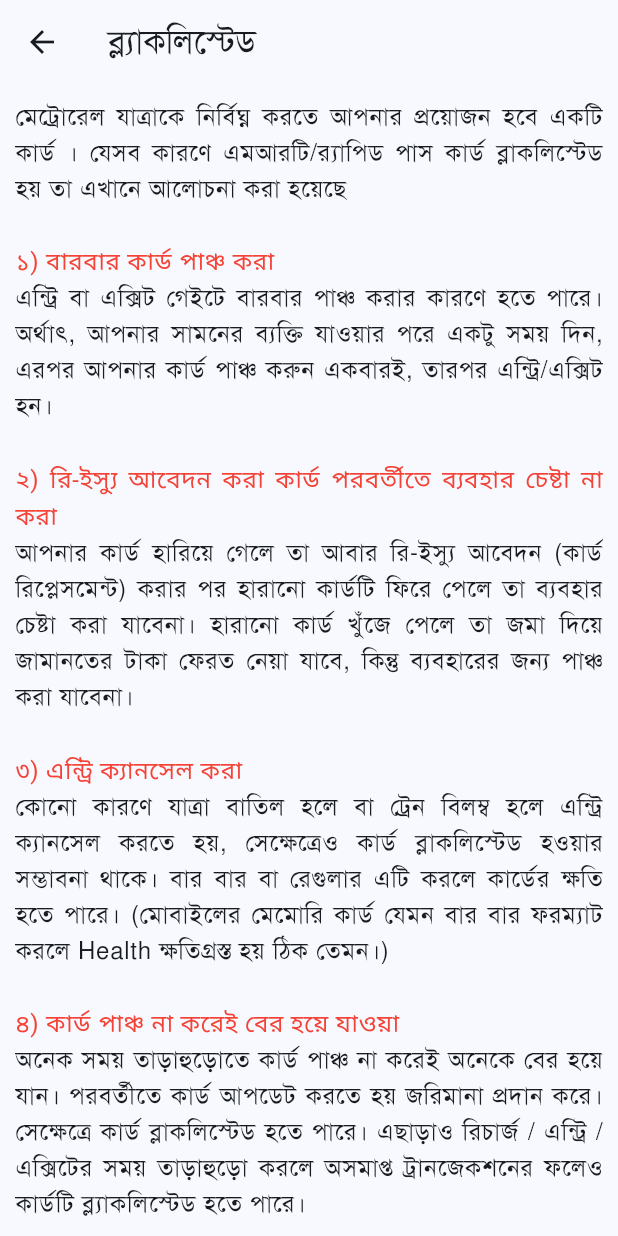
After one commit to avizitRX/Rapid-Pass, a Flutter app: the Blacklisted screen opened directly, on a phone screen of 412 x 824 dp. The commit adds this screen. Run offline on Flutter 3.47's test engine with Material 3 defaults, Android fonts, the phone set to English and light mode, and no system bars; our stand-ins replace connectivity_plus, data_table_2, shared_preferences, timeline_tile, webview_flutter; missing offline and left inert: excel, web_scraper; accounts and stored records are empty.

Commit message:
feat: blacklisted

```diff
--- a/lib/models/categories.dart
+++ b/lib/models/categories.dart
@@ -1,4 +1,5 @@
 import 'package:flutter/material.dart';
+import 'package:rapid_pass/views/blacklisted.dart';
 import 'package:rapid_pass/views/card_registration.dart';
 import 'package:rapid_pass/views/fare_chart.dart';
 import 'package:rapid_pass/views/fare_map.dart';
@@ -27,17 +28,17 @@ List<Category> categories = [
     icon: "assets/images/category/category.png",
     subcategories: [
       Category(
-        name: 'কার্ড রেজিস্ট্রেশন',
-        icon: "assets/images/category/card_registration.png",
-        url: const CardRegistration(),
-      ),
-      Category(
         name: 'কার্ড যোগ',
         icon: "assets/images/category/card_add.png",
         url: Scaffold(
           appBar: AppBar(),
           body: const Profile(),
         ),
+      ),
+      Category(
+        name: 'কার্ড রেজিস্ট্রেশন',
+        icon: "assets/images/category/card_registration.png",
+        url: const CardRegistration(),
       ),
       Category(
         name: 'কার্ড রিচার্জ',
@@ -77,6 +78,7 @@ List<Category> categories = [
       Category(
         name: 'ব্ল্যাকলিস্টেড',
         icon: "assets/images/category/blacklisted.png",
+        url: const Blacklisted(),
       ),
     ],
   ),
--- /dev/null
+++ b/lib/views/blacklisted.dart
@@ -0,0 +1,117 @@
+import 'package:flutter/material.dart';
+
+class Blacklisted extends StatelessWidget {
+  const Blacklisted({super.key});
+
+  @override
+  Widget build(BuildContext context) {
+    return SafeArea(
+      child: Scaffold(
+        appBar: AppBar(
+          title: const Text(
+            'ব্ল্যাকলিস্টেড',
+          ),
+        ),
+        body: Padding(
+          padding: const EdgeInsets.all(10.0),
+          child: SingleChildScrollView(
+            child: RichText(
+              textAlign: TextAlign.justify,
+              text: TextSpan(
+                text:
+                    'মেট্রোরেল যাত্রাকে নির্বিঘ্ন করতে আপনার প্রয়োজন হবে একটি কার্ড । যেসব কারণে এমআরটি/র‌্যাপিড পাস কার্ড ব্লাকলিস্টেড হয় তা এখানে আলোচনা করা হয়েছে',
+                style: Theme.of(context).textTheme.bodyLarge,
+                children: const [
+                  TextSpan(
+                    text: '''
+
+
+১) বারবার কার্ড পাঞ্চ করা''',
+                    style: TextStyle(color: Colors.red),
+                  ),
+                  TextSpan(
+                    text: '''
+
+এন্ট্রি বা এক্সিট গেইটে বারবার পাঞ্চ করার কারণে হতে পারে। অর্থাৎ, আপনার সামনের ব্যক্তি যাওয়ার পরে একটু সময় দিন, এরপর আপনার কার্ড পাঞ্চ করুন একবারই, তারপর এন্ট্রি/এক্সিট হন।''',
+                  ),
+                  TextSpan(
+                    text: '''
+
+
+২) রি-ইস্যু আবেদন করা কার্ড পরবর্তীতে ব্যবহার চেষ্টা না করা''',
+                    style: TextStyle(color: Colors.red),
+                  ),
+                  TextSpan(
+                    text: '''
+
+আপনার কার্ড হারিয়ে গেলে তা আবার রি-ইস্যু আবেদন (কার্ড রিপ্লেসমেন্ট) করার পর  হারানো কার্ডটি ফিরে পেলে তা ব্যবহার চেষ্টা করা যাবেনা। হারানো কার্ড খুঁজে পেলে তা জমা দিয়ে জামানতের টাকা ফেরত নেয়া যাবে, কিন্তু ব্যবহারের জন্য পাঞ্চ করা যাবেনা।''',
+                  ),
+                  TextSpan(
+                    text: '''
+
+
+৩) এন্ট্রি ক্যানসেল করা''',
+                    style: TextStyle(color: Colors.red),
+                  ),
+                  TextSpan(
+                    text: '''
+
+কোনো কারণে যাত্রা বাতিল হলে বা ট্রেন বিলম্ব হলে এন্ট্রি ক্যানসেল করতে হয়, সেক্ষেত্রেও কার্ড ব্লাকলিস্টেড হওয়ার সম্ভাবনা থাকে। বার বার বা রেগুলার এটি করলে কার্ডের ক্ষতি হতে পারে। (মোবাইলের মেমোরি কার্ড যেমন বার বার ফরম্যাট করলে Health ক্ষতিগ্রস্ত হয় ঠিক তেমন।)''',
+                  ),
+                  TextSpan(
+                    text: '''
+
+
+৪) কার্ড পাঞ্চ না করেই বের হয়ে যাওয়া''',
+                    style: TextStyle(color: Colors.red),
+                  ),
+                  TextSpan(
+                    text: '''
+
+অনেক সময় তাড়াহুড়োতে কার্ড পাঞ্চ না করেই অনেকে বের হয়ে যান। পরবর্তীতে কার্ড আপডেট করতে হয় জরিমানা প্রদান করে। সেক্ষেত্রে কার্ড ব্লাকলিস্টেড হতে পারে। এছাড়াও রিচার্জ / এন্ট্রি / এক্সিটের সময় তাড়াহুড়ো করলে অসমাপ্ত ট্রানজেকশনের ফলেও কার্ডটি ব্ল্যাকলিস্টেড হতে পারে।''',
+                  ),
+                  TextSpan(
+                    text: '''
+
+
+৫) NFC চেক করার চেষ্টা''',
+                    style: TextStyle(color: Colors.red),
+                  ),
+                  TextSpan(
+                    text: '''
+
+এটি একটি NFC Technology’র অফলাইন স্টোর ভ্যালুড কার্ড। কার্ডের যাবতীয় তথ্য কার্ডের ভেতরের চিপে সংরক্ষিত থাকে এবং ব্যবহারের সময় অথোরাইজড ডিভাইসের মাধ্যমে এতে ডাটা রিড/রাইট হয়। সুতরাং, আন-অথোরাইজড কোনো NFC Device/App এর মাধ্যমে MRT/Rapid Pass ক্লোন/রিড/রাইট করার চেষ্টা করলে কার্ডটি বাতিল / ব্ল্যাকলিস্টেড হতে পারে।''',
+                  ),
+                  TextSpan(
+                    text: '''
+
+
+৬) অসংবেদনশীল তাপ ও চাপ প্রয়োগ''',
+                    style: TextStyle(color: Colors.red),
+                  ),
+                  TextSpan(
+                    text: '''
+
+অতিরিক্ত তাপমাত্রায় কার্ড সংরক্ষণ করা যাবেনা। ওয়ালেটে রেখে অতিরিক্ত চাপ প্রয়োগ করা যাবেনা।''',
+                  ),
+                  TextSpan(
+                    text: '''
+
+
+৭) কার্ড নাম্বার শেয়ার না করা''',
+                    style: TextStyle(color: Colors.red),
+                  ),
+                  TextSpan(
+                    text: '''
+
+আপনার ব্যবহৃত কার্ডের নাম্বার, NID number ইত্যাদি ব্যক্তিগত তথ্যাদি কারো সাথে শেয়ার করবেন না।''',
+                  ),
+                ],
+              ),
+            ),
+          ),
+        ),
+      ),
+    );
+  }
+}
--- a/lib/views/fine.dart
+++ b/lib/views/fine.dart
@@ -31,6 +31,7 @@ class Fine extends StatelessWidget {
 
 ৭) একটা MRT pass দিয়ে শুধুমাত্র একজন যেতে পারবেন। এছাড়া অন্যদের টিকেট লাগবে। যদি কাউকে এক পাসের বিপরীতে একাধিক জনের এন্ট্রি পাওয়া যায় তাহলে কার্ডধারী ব্যতীত বাকি সবার জন্য ১২০ টাকা করে জরিমানা দিতে হবে।
           ''',
+              textAlign: TextAlign.justify,
               style: Theme.of(context).textTheme.bodyLarge,
             ),
           ),
```
